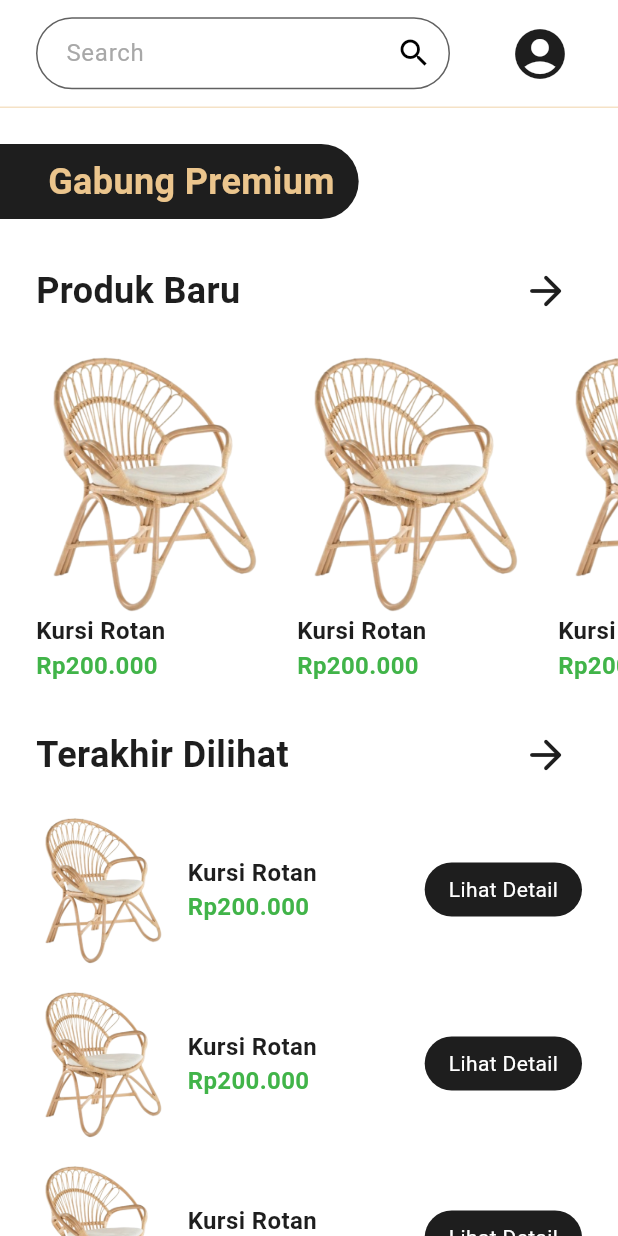
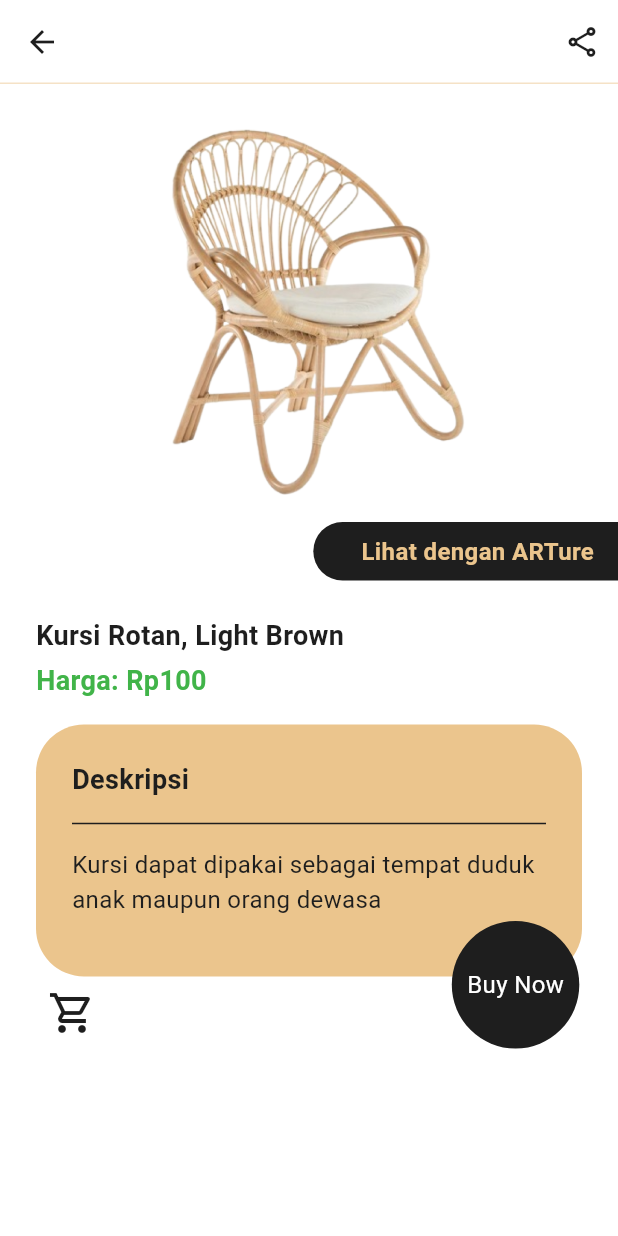
Before and after one commit to silveron19/autotureid, a Flutter app: the HomePage screen opened by its route, after a tap on "Lihat Detail", on a phone screen of 412 x 824 dp. Run offline on Flutter 3.47's test engine with Material 3 defaults, Android fonts, the phone set to English and light mode, and no system bars; our stand-ins replace cloud_firestore, dartz, firebase_auth, firebase_core, firebase_storage, fluttertoast and 3 more; accounts and stored records are empty; Roboto replaces fonts that are missing (SegoeUI).

Commit message:
feat: add product detail page

```diff
--- a/lib/app/presentation/pages/home_page.dart
+++ b/lib/app/presentation/pages/home/home_page.dart
@@ -1,26 +1,30 @@
-import 'package:autotureid/app/presentation/widgets/global/join_premium_button.dart';
+import 'package:autotureid/app/presentation/widgets/global/primary_action_button.dart';
 import 'package:autotureid/app/presentation/widgets/home/home_app_bar.dart';
 import 'package:autotureid/app/presentation/widgets/home/last_seen_catalog.dart';
 import 'package:autotureid/app/presentation/widgets/home/new_prodcut_catalog.dart';
 import 'package:autotureid/core/constants.dart';
 import 'package:flutter/material.dart';
+import 'package:go_router/go_router.dart';
 
 class HomePage extends StatelessWidget {
   const HomePage({super.key});
 
   @override
   Widget build(BuildContext context) {
-    return const Scaffold(
-      appBar: HomeAppBar(),
+    return Scaffold(
+      appBar: const HomeAppBar(),
       body: SafeArea(
         child: SingleChildScrollView(
-          padding: EdgeInsets.only(top: kDefaultPadding),
+          padding: const EdgeInsets.only(top: kDefaultPadding),
           child: Column(
             crossAxisAlignment: CrossAxisAlignment.start,
             children: [
-              JoinPremiumButton(),
-              NewProductCatalog(),
-              LastSeenCatalog(),
+              PrimaryActionButton(
+                text: 'Gabung Premium',
+                onTap: () => context.go('/home/subscription'),
+              ),
+              const NewProductCatalog(),
+              const LastSeenCatalog(),
             ],
           ),
         ),
--- /dev/null
+++ b/lib/app/presentation/pages/home/product_detail_page.dart
@@ -0,0 +1,158 @@
+import 'package:autotureid/app/domain/entities/product.dart';
+import 'package:autotureid/app/presentation/widgets/global/primary_action_button.dart';
+import 'package:autotureid/const/resource.dart';
+import 'package:autotureid/core/constants.dart';
+import 'package:autotureid/core/utils/parse_price.dart';
+import 'package:flutter/material.dart';
+
+class ProductDetailPage extends StatefulWidget {
+  const ProductDetailPage({
+    super.key,
+    required this.id,
+  });
+
+  final String id;
+
+  @override
+  State<ProductDetailPage> createState() => _ProductDetailPageState();
+}
+
+class _ProductDetailPageState extends State<ProductDetailPage> {
+  final Product product = Product(
+    id: '1',
+    mitraId: '2',
+    title: 'Kursi Rotan, Light Brown',
+    desc: 'Kursi dapat dipakai sebagai tempat duduk  anak maupun orang dewasa',
+    price: 100,
+    picture: R.ASSETS_IMAGES_ROTAN_SEAT_PNG,
+    model: R.ASSETS_IMAGES_ROTAN_SEAT_PNG,
+  );
+
+  @override
+  Widget build(BuildContext context) {
+    final color = Theme.of(context).colorScheme;
+    return Scaffold(
+      appBar: AppBar(
+        automaticallyImplyLeading: true,
+        actions: [
+          IconButton(
+            onPressed: () {},
+            icon: const Icon(Icons.share_outlined),
+            color: color.onSurface,
+          ),
+        ],
+      ),
+      body: SafeArea(
+        child: SingleChildScrollView(
+          padding: const EdgeInsets.symmetric(vertical: kDefaultPadding),
+          child: Column(
+            crossAxisAlignment: CrossAxisAlignment.start,
+            children: [
+              Center(
+                child: Image.asset(
+                  product.picture,
+                  width: 263,
+                  height: 252,
+                ),
+              ),
+              const SizedBox(height: 16),
+              Align(
+                alignment: Alignment.centerRight,
+                child: PrimaryActionButton(
+                  text: 'Lihat dengan ARTure',
+                  radiusOnlyRight: false,
+                  fontSize: 16,
+                  onTap: () {},
+                ),
+              ),
+              Padding(
+                padding: const EdgeInsets.symmetric(
+                  horizontal: kDefaultPadding,
+                ),
+                child: Column(
+                  crossAxisAlignment: CrossAxisAlignment.start,
+                  children: [
+                    Text(product.title, style: kTitle4TextStyle),
+                    const SizedBox(height: 4),
+                    Text(
+                      'Harga: ${ParsePrice.parsePriceToRupiah(product.price)}',
+                      style: kTitle4TextStyle.copyWith(
+                        color: kGreenColor,
+                      ),
+                    ),
+                    const SizedBox(height: 16),
+                    Stack(
+                      children: [
+                        Column(
+                          crossAxisAlignment: CrossAxisAlignment.start,
+                          children: [
+                            Container(
+                              padding: const EdgeInsets.fromLTRB(
+                                kDefaultPadding,
+                                kDefaultPadding,
+                                kDefaultPadding,
+                                40,
+                              ),
+                              decoration: BoxDecoration(
+                                color: color.primary,
+                                borderRadius: BorderRadius.circular(32),
+                              ),
+                              child: Column(
+                                crossAxisAlignment: CrossAxisAlignment.start,
+                                children: [
+                                  const Text(
+                                    'Deskripsi',
+                                    style: kTitle4TextStyle,
+                                  ),
+                                  const SizedBox(height: 8),
+                                  const Divider(),
+                                  const SizedBox(height: 8),
+                                  Text(
+                                    product.desc,
+                                    style: kSubtitle5TextStyle,
+                                  ),
+                                ],
+                              ),
+                            ),
+                            IconButton(
+                              onPressed: () {},
+                              iconSize: 32,
+                              icon: Icon(
+                                Icons.shopping_cart_outlined,
+                                color: color.onSurface,
+                              ),
+                            ),
+                          ],
+                        ),
+                        Positioned(
+                          right: 0,
+                          bottom: 0,
+                          child: Container(
+                            padding: const EdgeInsets.symmetric(
+                              horizontal: 12,
+                              vertical: 31,
+                            ),
+                            decoration: BoxDecoration(
+                              color: color.onSurface,
+                              shape: BoxShape.circle,
+                            ),
+                            child: Text(
+                              'Buy Now',
+                              style: kSubtitle5TextStyle.copyWith(
+                                color: color.surface,
+                              ),
+                            ),
+                          ),
+                        ),
+                      ],
+                    )
+                  ],
+                ),
+              ),
+            ],
+          ),
+        ),
+      ),
+    );
+  }
+}
--- a/lib/app/presentation/pages/scaffold_with_navbar.dart
+++ b/lib/app/presentation/pages/scaffold_with_navbar.dart
@@ -96,7 +96,7 @@ class ScaffoldWithNavBar extends StatelessWidget {
                         width: 24,
                       ),
                     ),
-                    label: 'Langganan',
+                    label: 'Profil',
                   ),
                 ],
                 currentIndex: navigationShell.currentIndex,
--- a/lib/app/presentation/widgets/global/join_premium_button.dart
+++ /dev/null
@@ -1,34 +0,0 @@
-import 'package:autotureid/core/constants.dart';
-import 'package:flutter/material.dart';
-
-class JoinPremiumButton extends StatelessWidget {
-  const JoinPremiumButton({
-    super.key,
-  });
-
-  @override
-  Widget build(BuildContext context) {
-    final color = Theme.of(context).colorScheme;
-    bool isDarkMode = Theme.of(context).brightness == Brightness.dark;
-    final textColor = isDarkMode ? Colors.black : color.primary;
-    final backgroundColor = isDarkMode ? color.primary : color.onSurface;
-    return Container(
-      padding: const EdgeInsets.fromLTRB(32, 8, 16, 8),
-      margin: const EdgeInsets.only(bottom: kDefaultPadding),
-      decoration: BoxDecoration(
-        color: backgroundColor,
-        borderRadius: const BorderRadius.horizontal(
-          right: Radius.circular(100),
-        ),
-      ),
-      child: Text(
-        'Gabung Premium',
-        style: TextStyle(
-          fontSize: 24,
-          color: textColor,
-          fontWeight: kFontweightSemiBold,
-        ),
-      ),
-    );
-  }
-}
--- /dev/null
+++ b/lib/app/presentation/widgets/global/primary_action_button.dart
@@ -0,0 +1,55 @@
+import 'package:autotureid/core/constants.dart';
+import 'package:flutter/material.dart';
+
+class PrimaryActionButton extends StatelessWidget {
+  const PrimaryActionButton({
+    super.key,
+    required this.text,
+    this.padding,
+    this.radiusOnlyRight = true,
+    this.fontSize = 24,
+    this.onTap,
+  });
+
+  final String text;
+  final EdgeInsetsGeometry? padding;
+  final bool radiusOnlyRight;
+  final double fontSize;
+  final void Function()? onTap;
+
+  @override
+  Widget build(BuildContext context) {
+    final color = Theme.of(context).colorScheme;
+    bool isDarkMode = Theme.of(context).brightness == Brightness.dark;
+    final textColor = isDarkMode ? Colors.black : color.primary;
+    final backgroundColor = isDarkMode ? color.primary : color.onSurface;
+    return Container(
+      margin: const EdgeInsets.only(bottom: kDefaultPadding),
+      child: Material(
+        color: backgroundColor,
+        borderRadius: BorderRadius.horizontal(
+          right: radiusOnlyRight ? const Radius.circular(100) : Radius.zero,
+          left: radiusOnlyRight ? Radius.zero : const Radius.circular(100),
+        ),
+        child: InkWell(
+          borderRadius: BorderRadius.horizontal(
+            right: radiusOnlyRight ? const Radius.circular(100) : Radius.zero,
+            left: radiusOnlyRight ? Radius.zero : const Radius.circular(100),
+          ),
+          onTap: onTap,
+          child: Padding(
+            padding: const EdgeInsets.fromLTRB(32, 8, 16, 8),
+            child: Text(
+              text,
+              style: TextStyle(
+                fontSize: fontSize,
+                color: textColor,
+                fontWeight: kFontweightSemiBold,
+              ),
+            ),
+          ),
+        ),
+      ),
+    );
+  }
+}
--- a/lib/app/presentation/widgets/home/home_app_bar.dart
+++ b/lib/app/presentation/widgets/home/home_app_bar.dart
@@ -57,13 +57,13 @@ class _HomeAppBarState extends State<HomeAppBar> {
                 borderRadius: 100,
               ),
             ),
-            const SizedBox(width: 32),
-            IconButton(
-              onPressed: () {},
-              iconSize: 40,
-              icon: const Icon(Icons.account_circle),
-              color: color.onSurface,
-            ),
+            // const SizedBox(width: 32),
+            // IconButton(
+            //   onPressed: () {},
+            //   iconSize: 40,
+            //   icon: const Icon(Icons.account_circle),
+            //   color: color.onSurface,
+            // ),
           ],
         ),
       ),
--- a/lib/app/presentation/widgets/home/last_seen_catalog.dart
+++ b/lib/app/presentation/widgets/home/last_seen_catalog.dart
@@ -57,14 +57,6 @@ class LastSeenCatalog extends StatelessWidget {
                     ),
                   ),
                 ),
-                IconButton(
-                  onPressed: () {},
-                  icon: const Icon(
-                    Icons.arrow_forward_rounded,
-                  ),
-                  iconSize: 32,
-                  color: color.onSurface,
-                ),
               ],
             ),
           ),
--- a/lib/app/presentation/widgets/home/last_seen_product_card.dart
+++ b/lib/app/presentation/widgets/home/last_seen_product_card.dart
@@ -1,4 +1,5 @@
 import 'package:autotureid/app/domain/entities/product.dart';
+import 'package:autotureid/app/presentation/widgets/global/primary_elevated_button.dart';
 import 'package:autotureid/core/constants.dart';
 import 'package:autotureid/core/utils/parse_price.dart';
 import 'package:flutter/material.dart';
@@ -63,21 +64,11 @@ class LastSeenProductCard extends StatelessWidget {
               ],
             ),
           ),
-          GestureDetector(
-            onTap: () => context.go('/home/detail', extra: product),
-            child: Container(
-              padding: const EdgeInsets.symmetric(horizontal: 16, vertical: 8),
-              decoration: BoxDecoration(
-                color: color.onSurface,
-                borderRadius: BorderRadius.circular(100),
-              ),
-              child: Center(
-                child: Text(
-                  'Lihat Detail',
-                  style: TextStyle(color: color.surface),
-                ),
-              ),
-            ),
+          PrimaryElevatedButton(
+            text: 'Lihat Detail',
+            dense: true,
+            borderRadius: 100,
+            onPressed: () => context.push('/home/detail/${product.id}'),
           ),
         ],
       ),
--- a/lib/app/presentation/widgets/home/new_product_card.dart
+++ b/lib/app/presentation/widgets/home/new_product_card.dart
@@ -16,7 +16,7 @@ class NewProductCard extends StatelessWidget {
   Widget build(BuildContext context) {
     final color = Theme.of(context).colorScheme;
     return GestureDetector(
-      onTap: () => context.go('/home/detail', extra: product),
+      onTap: () => context.push('/home/detail/${product.id}'),
       child: Container(
         margin: const EdgeInsets.only(right: kDefaultPadding),
         // padding: const EdgeInsets.all(16),
--- a/lib/app/presentation/widgets/subscription/subscription_card.dart
+++ b/lib/app/presentation/widgets/subscription/subscription_card.dart
@@ -120,7 +120,7 @@ class SubscriptionCard extends StatelessWidget {
                         borderRadius: 100,
                         onPressed: () {
                           if (subscription.expiredAt == null) {
-                            context.push('/subscription/detail', extra: subscription);
+                            context.push('/home/subscription/detail', extra: subscription);
                           }
                         },
                       ),
--- a/lib/core/router.dart
+++ b/lib/core/router.dart
@@ -1,5 +1,6 @@
 import 'package:autotureid/app/domain/entities/subscription.dart';
-import 'package:autotureid/app/presentation/pages/home_page.dart';
+import 'package:autotureid/app/presentation/pages/home/home_page.dart';
+import 'package:autotureid/app/presentation/pages/home/product_detail_page.dart';
 import 'package:autotureid/app/presentation/pages/register/login_screen.dart';
 import 'package:autotureid/app/presentation/pages/register/signup_screen.dart';
 import 'package:autotureid/app/presentation/pages/scaffold_with_navbar.dart';
@@ -33,7 +34,7 @@ final router = GoRouter(
         // main page will have navbar
         if (state.fullPath == '/home' ||
             state.fullPath == '/arture' ||
-            state.fullPath == '/subscription') {
+            state.fullPath == '/profile') {
           return ScaffoldWithNavBar(navigationShell: navigationShell);
         }
         // other page will not have navbar
@@ -57,8 +58,20 @@ final router = GoRouter(
               builder: (context, state) => const HomePage(),
               routes: [
                 GoRoute(
-                  path: 'detail',
-                  builder: (context, state) => const HomePage(),
+                  path: 'subscription',
+                  builder: (context, state) => const SubscriptionPage(),
+                  routes: [
+                    GoRoute(
+                      path: 'detail',
+                      builder: (context, state) => SubscriptionDetailPage(
+                        subscription: state.extra as Subscription,
+                      ),
+                    ),
+                  ],
+                ),
+                GoRoute(
+                  path: 'detail/:id',
+                  builder: (context, state) => ProductDetailPage(id: state.pathParameters['id']!,),
                 ),
               ],
             ),
@@ -75,16 +88,9 @@ final router = GoRouter(
         StatefulShellBranch(
           routes: [
             GoRoute(
-                path: '/subscription',
-                builder: (context, state) => const SubscriptionPage(),
-                routes: [
-                  GoRoute(
-                    path: 'detail',
-                    builder: (context, state) => SubscriptionDetailPage(
-                      subscription: state.extra as Subscription,
-                    ),
-                  ),
-                ]),
+              path: '/profile',
+              builder: (context, state) => const SubscriptionPage(),
+            ),
           ],
         ),
       ],
--- a/lib/main.dart
+++ b/lib/main.dart
@@ -29,6 +29,7 @@
         ChangeNotifierProvider(create: (_) => di.sl<AuthNotifier>()),
       ],
       child: MaterialApp.router(
+        debugShowCheckedModeBanner: false,
         title: kAppName,
         theme: AppTheme.lightTheme,
         darkTheme: AppTheme.darkTheme,
```
